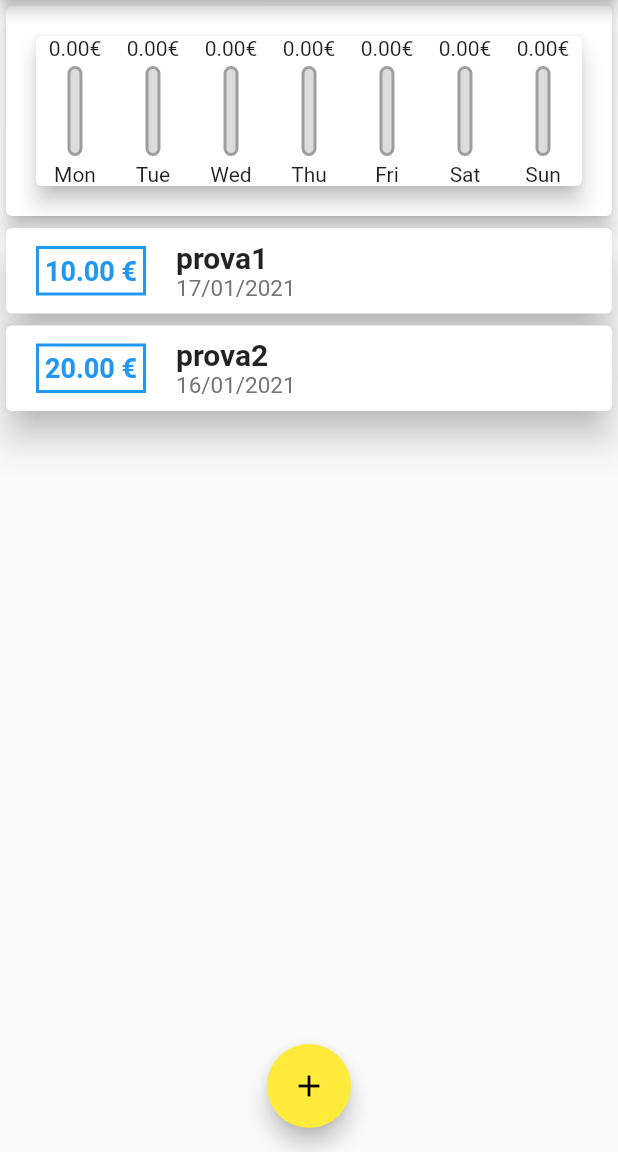
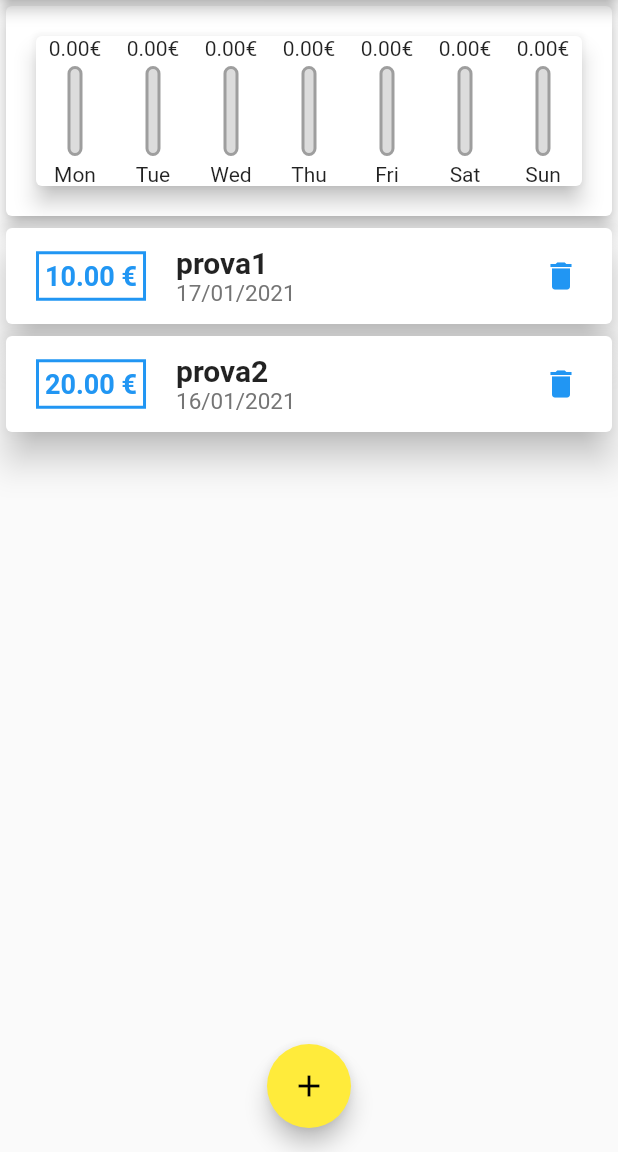
Before and after one commit to StefanoBozzoni/money_demo, a Flutter app: the screen it shows after launch, on a phone screen of 412 x 824 dp, the part 84-1236 px from its top. Run offline on Flutter 3.47's test engine with Material 2 defaults, Android fonts, the phone set to English and light mode, and no system bars; statements that could not run were skipped.

```diff
--- a/lib/widgets/transaction_list.dart
+++ b/lib/widgets/transaction_list.dart
@@ -1,11 +1,13 @@
 import 'package:flutter/material.dart';
 import 'package:intl/intl.dart';
+import 'package:money_demo/widgets/new_transaction.dart';
 import '../models/transaction.dart';
 
 class TransactionList extends StatelessWidget {
   final List<Transaction> _transactions;
+  final TransactionOperation _operations;
 
-  TransactionList(this._transactions);
+  TransactionList(this._transactions, this._operations);
 
   @override
   Widget build(BuildContext context) {
@@ -32,7 +34,8 @@ class TransactionList extends StatelessWidget {
                               fontWeight: FontWeight.bold,
                               fontSize: 18.0),
                         ))),
-                Column(
+                Expanded(
+                  child: Column(
                     crossAxisAlignment: CrossAxisAlignment.start,
                     children: [
                       Text(
@@ -48,6 +51,17 @@ class TransactionList extends StatelessWidget {
                           style: TextStyle(
                               fontSize: 15.0, color: Colors.grey.shade600))
                     ],
+                  ),
+                ),
+                Padding(
+                  padding: const EdgeInsets.only(right: 10),
+                  child: IconButton(
+                    icon: Icon(Icons.delete),
+                    onPressed: () {
+                      _operations.deleteTransaction(_transactions[idx].id);
+                    },
+                    color: Theme.of(context).primaryColor,
+                  ),
                 )
               ]),
             ),
```
Also changed, not shown: lib/main.dart (+12 -3 lines), lib/widgets/new_transaction.dart (+34 -3 lines). Lines whose indentation alone changed are shown as unchanged.
